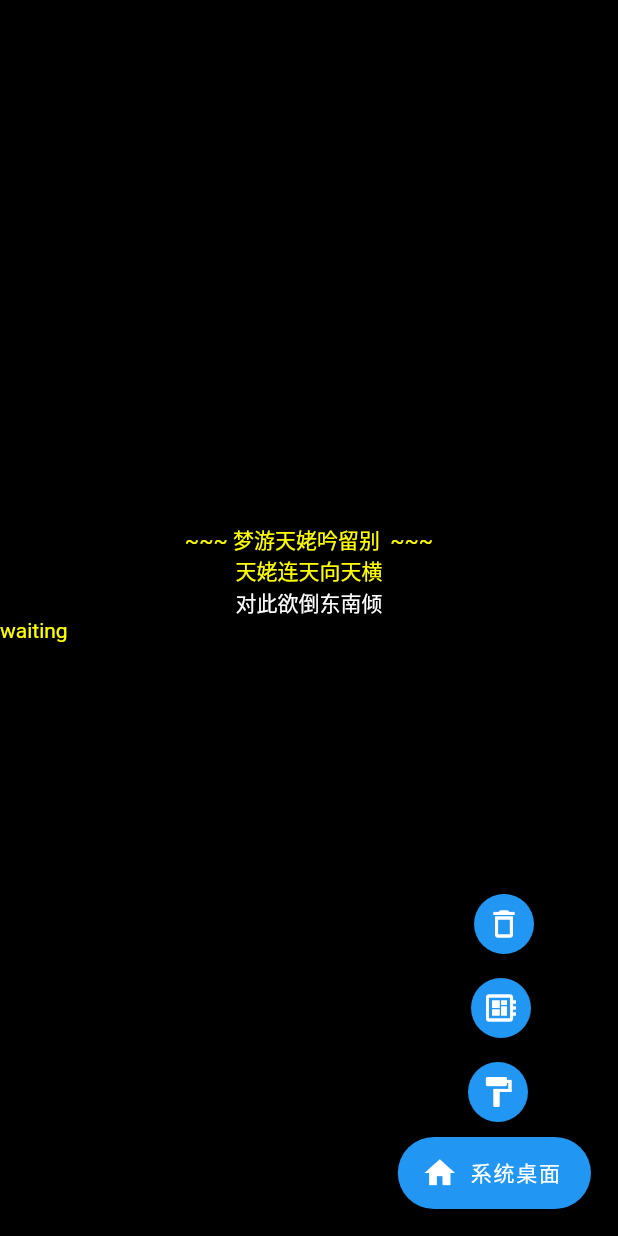
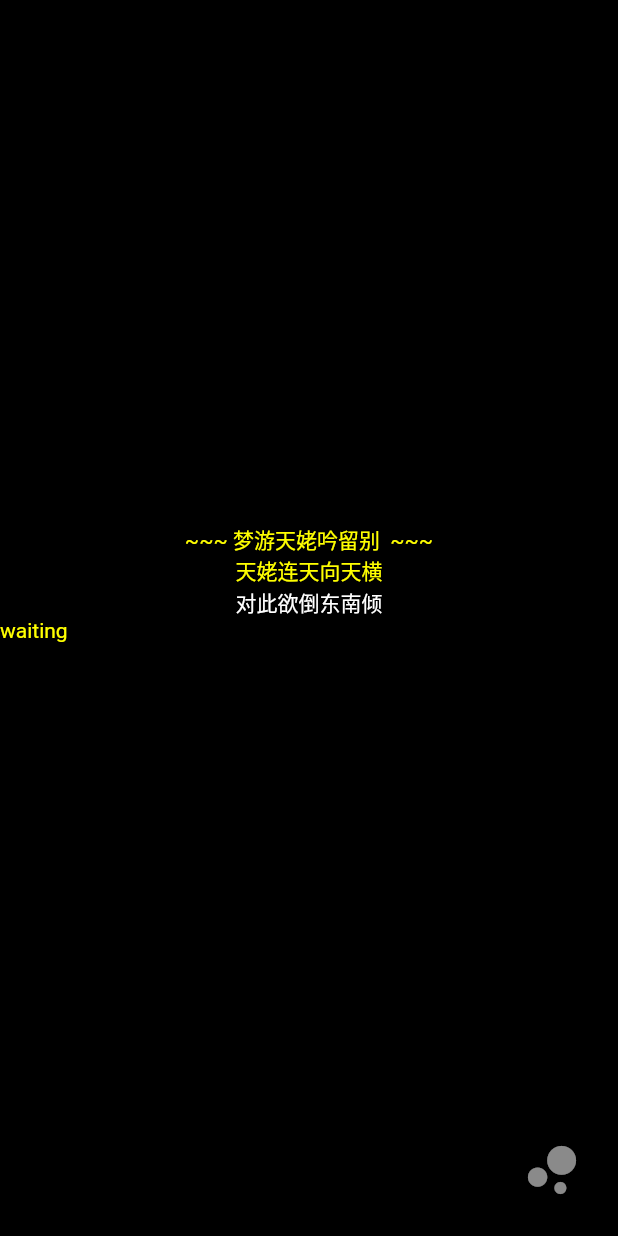
Before and after one commit to songlairui/larry-launcher, a Flutter app: the screen it shows after launch, on a phone screen of 412 x 824 dp. Run offline on Flutter 3.47's test engine with Material 2 defaults, Android fonts, the phone set to English and light mode, and no system bars; our stand-ins replace shared_preferences; missing offline and left inert: android_intent, device_apps.

Commit message:
避免返回关闭 fab上添加手势

```diff
--- a/lib/app_list.dart
+++ b/lib/app_list.dart
@@ -1,48 +1,18 @@
 import 'package:flutter/material.dart';
-import 'package:device_apps/device_apps.dart';
-import './fade_in_icon.dart';
+import './app_item.dart';
 
-class AppItem extends StatefulWidget {
+class AppList extends StatefulWidget {
   final apps;
 
-  AppItem({Key key, @required this.apps}) : super(key: key);
+  AppList({Key key, @required this.apps}) : super(key: key);
 
   @override
-  ItemState createState() => ItemState();
+  _AppList createState() => _AppList();
 }
 
-class ItemState extends State<AppItem> {
+class _AppList extends State<AppList> {
   Widget _buildRow(pkgInfo) {
-    return GestureDetector(
-      onTap: () async {
-        DeviceApps.openApp(pkgInfo['pkg']);
-      },
-      child: Container(
-        child: Column(mainAxisAlignment: MainAxisAlignment.end, children: [
-          FadeInIcon(bytes: pkgInfo['icon']),
-          Expanded(
-              child: Row(
-            children: <Widget>[
-              Expanded(
-                  child: Column(
-                children: <Widget>[
-                  Text(
-                    pkgInfo['title'],
-                    textAlign: TextAlign.center,
-                    style: new TextStyle(
-                      color: Colors.white,
-                      fontSize: 10.0,
-                      fontFamily: "Georgia",
-                    ),
-                  ),
-                ],
-              )),
-            ],
-          )),
-        ]),
-        color: Colors.black26,
-      ),
-    );
+    return AppItem(pkgInfo: pkgInfo);
   }
 
   Widget _buildAppList(apps) {
--- a/lib/main.dart
+++ b/lib/main.dart
@@ -58,6 +58,7 @@ class _MyAppState extends State<MyApp> {
       var allApps = await this._loadAllApps();
       jsonApps = await this._storeAllAppToPref(allApps);
     }
+    this.apps.removeWhere((app) => true);
     setState(() {
       this.apps.addAll(jsonApps);
     });
@@ -150,7 +151,8 @@ class _MyAppState extends State<MyApp> {
   Widget build(BuildContext ctx) {
     return MaterialApp(
         title: 'AppList',
-      home: Scaffold(
+        home: new WillPopScope(
+            child: Scaffold(
                 body: OrientationBuilder(builder: (ctx, orientation) {
                   var children = <Widget>[
                     Expanded(
@@ -159,7 +161,7 @@ class _MyAppState extends State<MyApp> {
                       logs: logs,
                       opacity: opacityLevel,
                     ))),
-              Expanded(child: AppItem(apps: apps))
+                    Expanded(child: AppList(apps: apps))
                   ];
                   if (orientation == Orientation.portrait) {
                     return Column(
@@ -174,50 +176,30 @@ class _MyAppState extends State<MyApp> {
                   }
                 }),
                 floatingActionButton: Column(
-              crossAxisAlignment: CrossAxisAlignment.end,
+                    crossAxisAlignment: CrossAxisAlignment.center,
                     mainAxisAlignment: MainAxisAlignment.end,
                     children: <Widget>[
                       Padding(
-                  padding: EdgeInsets.symmetric(vertical: 4, horizontal: 36),
-                  child: FloatingActionButton(
-                    heroTag: '122',
-                    onPressed: _clearAllApps,
-                    tooltip: 'Remove',
-                    child: Icon(Icons.delete_outline),
-                    mini: true,
+                        padding:
+                            EdgeInsets.symmetric(vertical: 4, horizontal: 4),
+                        child: GestureDetector(
+                          onLongPress: _initMyState,
+                          onPanUpdate: (DragUpdateDetails detail) {
+                            if (detail.globalPosition.dx < 280) {
+                              _goMiHome();
+                            }
+                          },
+                          child: Container(
+                            child: Icon(
+                              Icons.bubble_chart,
+                              color: Colors.white54,
+                              size: 48,
                             ),
                           ),
-                Padding(
-                  padding: EdgeInsets.symmetric(vertical: 4, horizontal: 38),
-                  child: FloatingActionButton(
-                    heroTag: null,
-                    onPressed: _debug,
-                    tooltip: 'Debug',
-                    child: Icon(Icons.developer_board),
-                    mini: true,
                         ),
-                ),
-                Padding(
-                  padding: EdgeInsets.symmetric(vertical: 4, horizontal: 40),
-                  child: FloatingActionButton(
-                    heroTag: null,
-                    onPressed: _operateList,
-                    tooltip: 'Reload',
-                    child: Icon(Icons.format_paint),
-                    mini: true,
-                  ),
-                ),
-                Padding(
-                  padding: EdgeInsets.all(2.0),
-                  child: FloatingActionButton.extended(
-                      heroTag: null,
-                      onPressed: _goMiHome,
-                      tooltip: 'MiHome',
-                      icon: Icon(Icons.home),
-                      label: Text('系统桌面')),
                       ),
                     ]),
                 backgroundColor: Colors.black),
-    );
+            onWillPop: () async => false));
   }
 }
```
Also changed, not shown: lib/app_item.dart (added, +52 -0 lines). Lines whose indentation alone changed are shown as unchanged.
